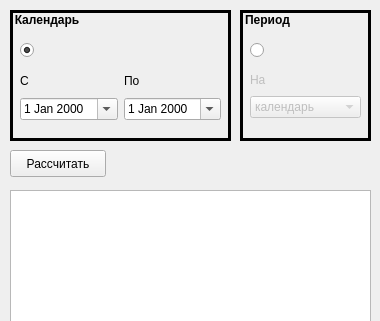
serg-lar/sun-moon-time, file dialogtithi.ui: the form before one commit; both pictures show x 0 to 380 and y 0 to 321 of the 380 by 640 pixel window.
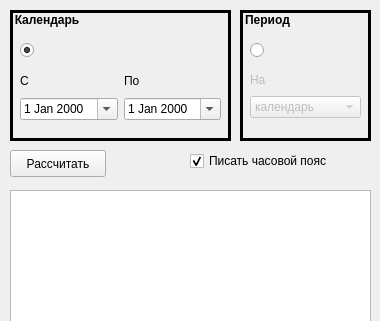
The form after the commit.

```diff
--- a/dialogtithi.ui
+++ b/dialogtithi.ui
@@ -310,6 +310,22 @@
     <string>Рассчитать</string>
    </property>
   </widget>
+  <widget class="QCheckBox" name="checkBoxTithiPrintUtc">
+   <property name="geometry">
+    <rect>
+     <x>190</x>
+     <y>150</y>
+     <width>177</width>
+     <height>22</height>
+    </rect>
+   </property>
+   <property name="text">
+    <string>Писать часовой пояс</string>
+   </property>
+   <property name="checked">
+    <bool>true</bool>
+   </property>
+  </widget>
  </widget>
  <resources/>
  <connections/>
```
